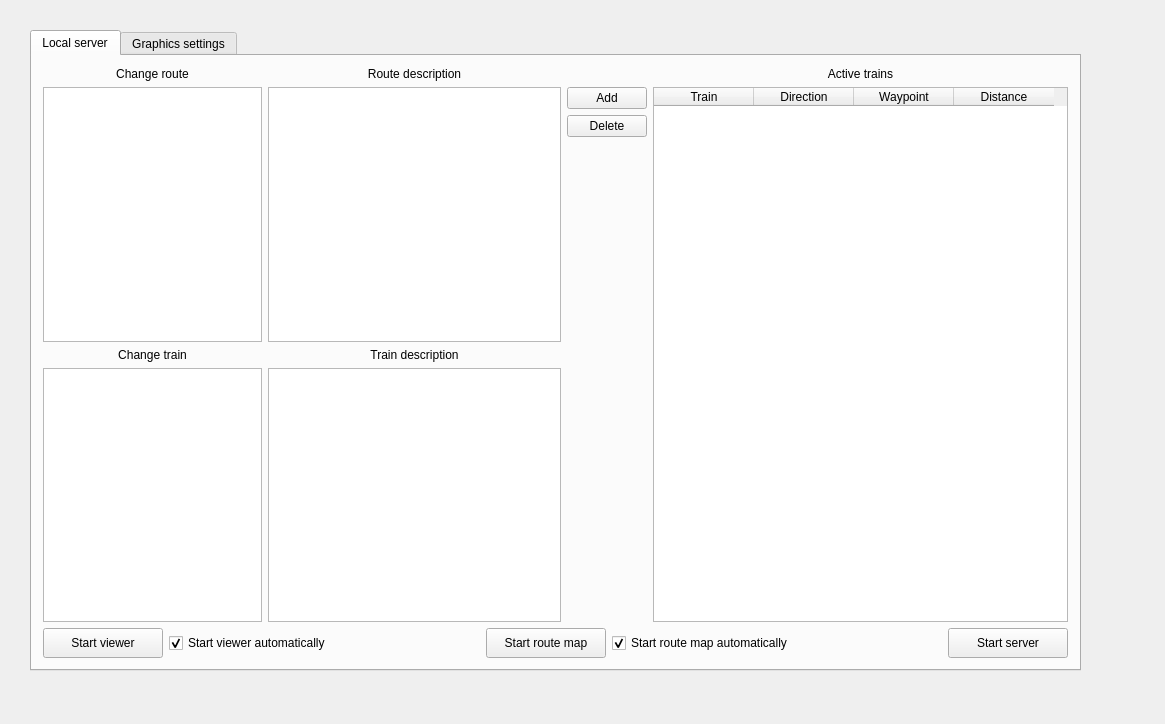
Before: the Qt Designer form launcher/forms/mainwindow.ui in maisvendoo/RRS, drawn with Qt 5.
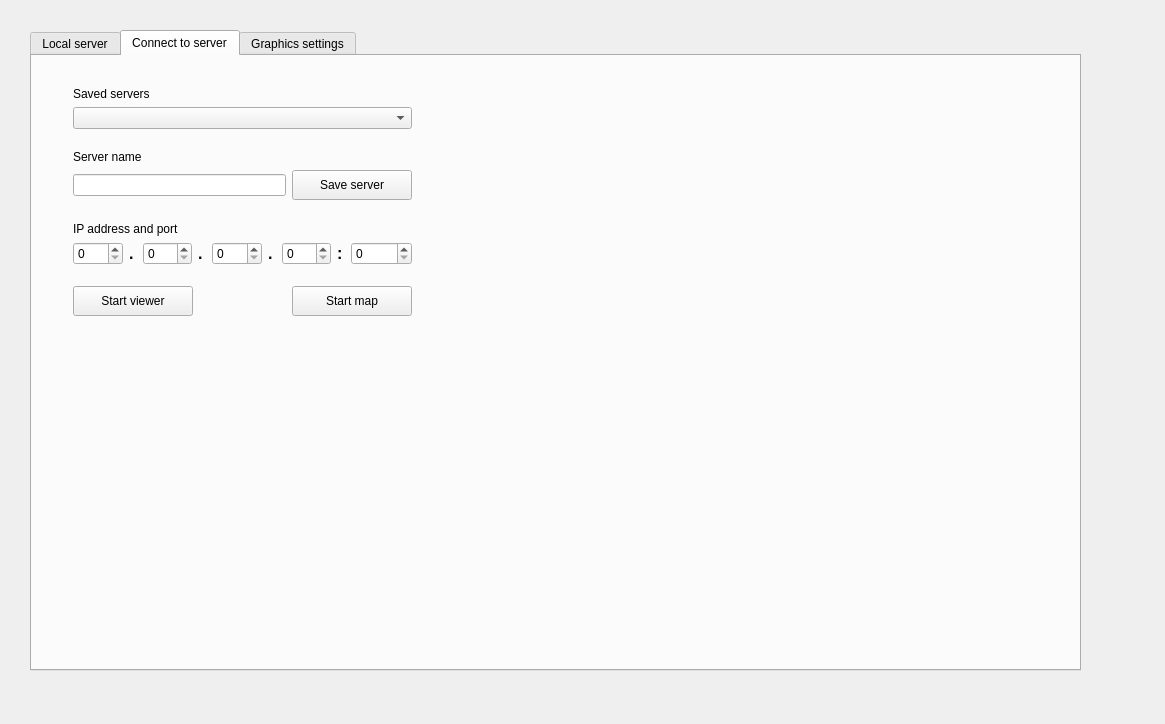
After: the same form once the commit is applied. The open tabs and pages were chosen to show the change.

Diff of the .ui file:
```diff
--- a/launcher/forms/mainwindow.ui
+++ b/launcher/forms/mainwindow.ui
@@ -383,7 +383,268 @@
       </item>
      </layout>
     </widget>
-    <widget class="QWidget" name="tab_2">
+    <widget class="QWidget" name="tab_remote_server">
+     <attribute name="title">
+      <string>Connect to server</string>
+     </attribute>
+     <widget class="QWidget" name="verticalLayoutWidget">
+      <property name="geometry">
+       <rect>
+        <x>30</x>
+        <y>20</y>
+        <width>361</width>
+        <height>251</height>
+       </rect>
+      </property>
+      <layout class="QVBoxLayout" name="verticalLayout_10">
+       <item>
+        <widget class="QLabel" name="label_3">
+         <property name="text">
+          <string>Saved servers</string>
+         </property>
+        </widget>
+       </item>
+       <item>
+        <widget class="QComboBox" name="cbSavedServers"/>
+       </item>
+       <item>
+        <spacer name="verticalSpacer_3">
+         <property name="orientation">
+          <enum>Qt::Vertical</enum>
+         </property>
+         <property name="sizeHint" stdset="0">
+          <size>
+           <width>20</width>
+           <height>40</height>
+          </size>
+         </property>
+        </spacer>
+       </item>
+       <item>
+        <widget class="QLabel" name="label_21">
+         <property name="text">
+          <string>Server name</string>
+         </property>
+        </widget>
+       </item>
+       <item>
+        <layout class="QHBoxLayout" name="horizontalLayout_15">
+         <item>
+          <widget class="QLineEdit" name="leServerName"/>
+         </item>
+         <item>
+          <widget class="QPushButton" name="pbSaveServer">
+           <property name="minimumSize">
+            <size>
+             <width>120</width>
+             <height>30</height>
+            </size>
+           </property>
+           <property name="text">
+            <string>Save server</string>
+           </property>
+          </widget>
+         </item>
+        </layout>
+       </item>
+       <item>
+        <spacer name="verticalSpacer_5">
+         <property name="orientation">
+          <enum>Qt::Vertical</enum>
+         </property>
+         <property name="sizeHint" stdset="0">
+          <size>
+           <width>20</width>
+           <height>40</height>
+          </size>
+         </property>
+        </spacer>
+       </item>
+       <item>
+        <widget class="QLabel" name="label_20">
+         <property name="text">
+          <string>IP address and port</string>
+         </property>
+        </widget>
+       </item>
+       <item>
+        <layout class="QHBoxLayout" name="horizontalLayout_14">
+         <item>
+          <widget class="QSpinBox" name="sbIPv4_1">
+           <property name="maximum">
+            <number>255</number>
+           </property>
+          </widget>
+         </item>
+         <item>
+          <widget class="QLabel" name="label_16">
+           <property name="maximumSize">
+            <size>
+             <width>8</width>
+             <height>16777215</height>
+            </size>
+           </property>
+           <property name="font">
+            <font>
+             <pointsize>12</pointsize>
+             <bold>true</bold>
+            </font>
+           </property>
+           <property name="text">
+            <string>.</string>
+           </property>
+          </widget>
+         </item>
+         <item>
+          <widget class="QSpinBox" name="sbIPv4_2">
+           <property name="maximum">
+            <number>255</number>
+           </property>
+          </widget>
+         </item>
+         <item>
+          <widget class="QLabel" name="label_17">
+           <property name="maximumSize">
+            <size>
+             <width>8</width>
+             <height>16777215</height>
+            </size>
+           </property>
+           <property name="font">
+            <font>
+             <pointsize>12</pointsize>
+             <bold>true</bold>
+            </font>
+           </property>
+           <property name="text">
+            <string>.</string>
+           </property>
+          </widget>
+         </item>
+         <item>
+          <widget class="QSpinBox" name="sbIPv4_3">
+           <property name="maximum">
+            <number>255</number>
+           </property>
+          </widget>
+         </item>
+         <item>
+          <widget class="QLabel" name="label_18">
+           <property name="maximumSize">
+            <size>
+             <width>8</width>
+             <height>16777215</height>
+            </size>
+           </property>
+           <property name="font">
+            <font>
+             <pointsize>12</pointsize>
+             <bold>true</bold>
+            </font>
+           </property>
+           <property name="text">
+            <string>.</string>
+           </property>
+          </widget>
+         </item>
+         <item>
+          <widget class="QSpinBox" name="sbIPv4_4">
+           <property name="maximum">
+            <number>255</number>
+           </property>
+          </widget>
+         </item>
+         <item>
+          <widget class="QLabel" name="label_19">
+           <property name="maximumSize">
+            <size>
+             <width>8</width>
+             <height>16777215</height>
+            </size>
+           </property>
+           <property name="font">
+            <font>
+             <pointsize>12</pointsize>
+             <bold>true</bold>
+            </font>
+           </property>
+           <property name="text">
+            <string>:</string>
+           </property>
+          </widget>
+         </item>
+         <item>
+          <widget class="QSpinBox" name="sbIPv4_port">
+           <property name="maximum">
+            <number>65535</number>
+           </property>
+           <property name="value">
+            <number>0</number>
+           </property>
+          </widget>
+         </item>
+        </layout>
+       </item>
+       <item>
+        <spacer name="verticalSpacer_4">
+         <property name="orientation">
+          <enum>Qt::Vertical</enum>
+         </property>
+         <property name="sizeHint" stdset="0">
+          <size>
+           <width>20</width>
+           <height>40</height>
+          </size>
+         </property>
+        </spacer>
+       </item>
+       <item>
+        <layout class="QHBoxLayout" name="horizontalLayout_16">
+         <item>
+          <widget class="QPushButton" name="pbConnectViewer">
+           <property name="minimumSize">
+            <size>
+             <width>120</width>
+             <height>30</height>
+            </size>
+           </property>
+           <property name="text">
+            <string>Start viewer</string>
+           </property>
+          </widget>
+         </item>
+         <item>
+          <spacer name="horizontalSpacer_3">
+           <property name="orientation">
+            <enum>Qt::Horizontal</enum>
+           </property>
+           <property name="sizeHint" stdset="0">
+            <size>
+             <width>40</width>
+             <height>20</height>
+            </size>
+           </property>
+          </spacer>
+         </item>
+         <item>
+          <widget class="QPushButton" name="pbConnectMap">
+           <property name="minimumSize">
+            <size>
+             <width>120</width>
+             <height>30</height>
+            </size>
+           </property>
+           <property name="text">
+            <string>Start map</string>
+           </property>
+          </widget>
+         </item>
+        </layout>
+       </item>
+      </layout>
+     </widget>
+    </widget>
+    <widget class="QWidget" name="tab_settings">
      <attribute name="title">
       <string>Graphics settings</string>
      </attribute>
```
Left out of the diff: 12 changed lines with no effect on the pictures.
